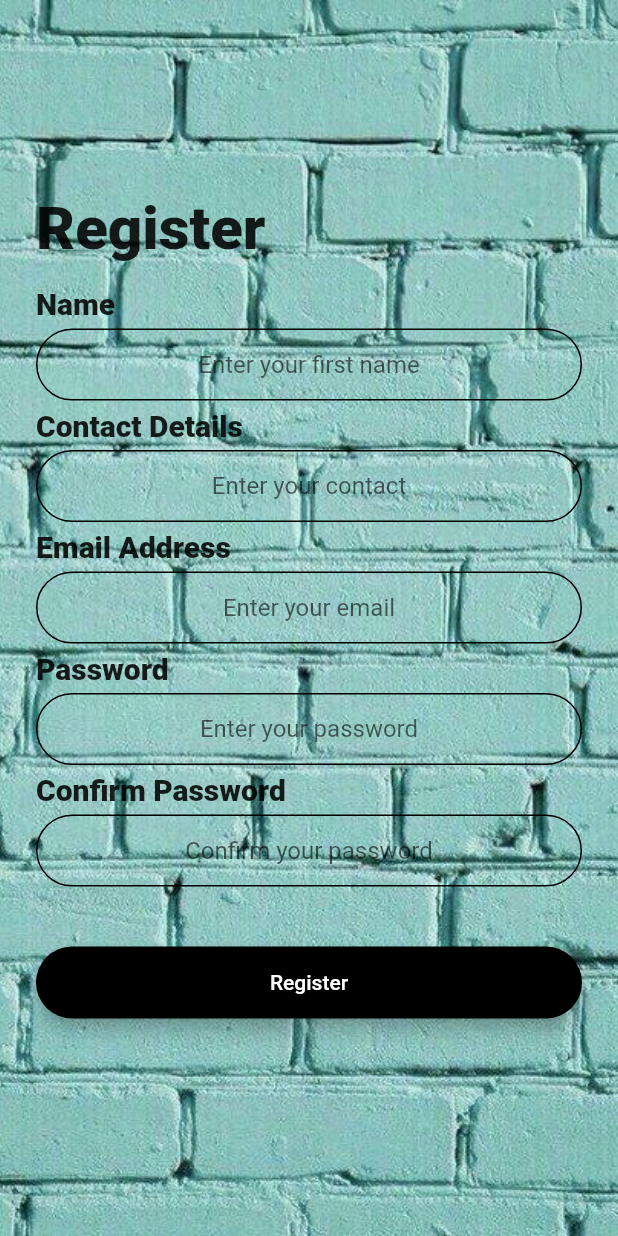
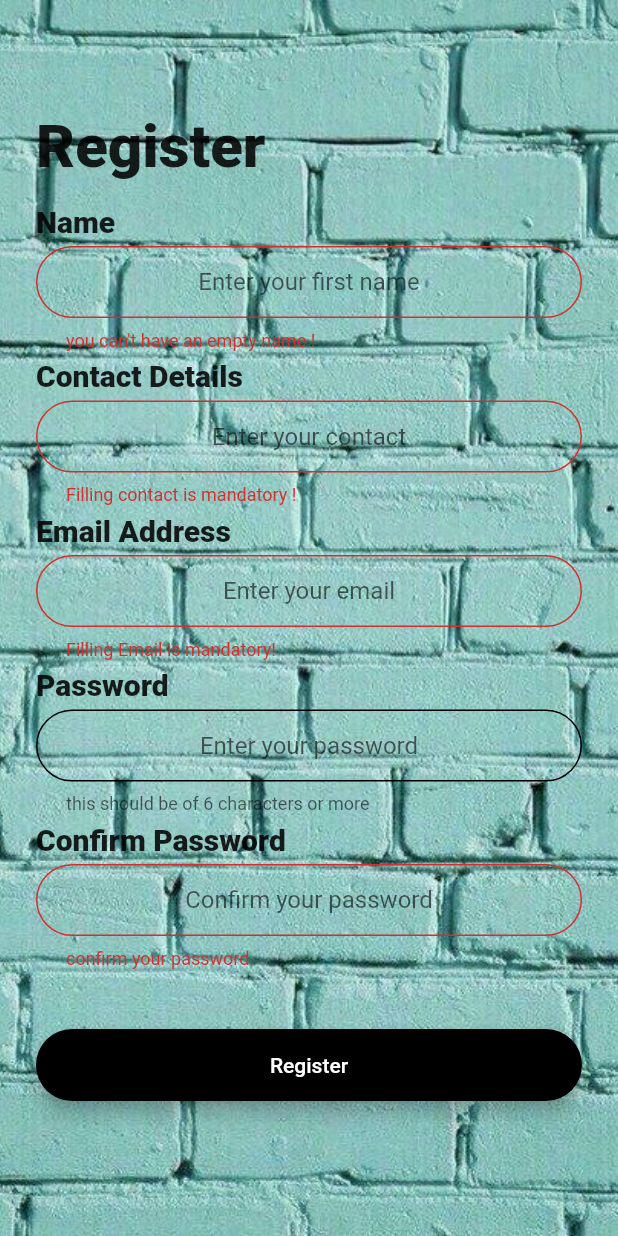
Before and after one commit to prernasemwal/sewer1, a Flutter app: the RegistrationScreen screen opened by its route, on a phone screen of 412 x 824 dp. Run offline on Flutter 3.47's test engine with Material 2 defaults, Android fonts, the phone set to English and light mode, and no system bars; our stand-ins replace firebase_auth, google_maps_flutter, modal_progress_hud; missing offline and left inert: catcher; accounts and stored records are empty.

Commit message:
new2 commit

```diff
--- a/sewer_appp/lib/home_screen.dart
+++ b/sewer_appp/lib/home_screen.dart
@@ -1,8 +1,11 @@
 import 'package:firebase_auth/firebase_auth.dart';
 import 'package:flutter/material.dart';
+import 'package:sewerappp/welcome_screen.dart';
 import 'components.dart';
 import 'rounded_button.dart';
 import 'package:sewerappp/maped_screen.dart';
+import 'login_screen.dart';
+import 'welcome_screen.dart';
 
 
 class HomeScreen extends StatefulWidget {
@@ -53,7 +56,7 @@ class _HomeScreenState extends State<HomeScreen> {
           child: AppBar(
 
             centerTitle: true,
-            title: Text('Swasthya'),
+            title: Text('Swatchta'),
             actions: <Widget>[
             ],
             backgroundColor: Colors.black,
@@ -70,7 +73,7 @@ class _HomeScreenState extends State<HomeScreen> {
                 color: Colors.black87,
               ),
               accountName: Text("prerna semwal"),
-              accountEmail: Text("email"),
+              accountEmail: Text(loggedInUser.email),
 //loggedInUser.email
               currentAccountPicture: CircleAvatar(
                 backgroundColor:
@@ -104,8 +107,10 @@ class _HomeScreenState extends State<HomeScreen> {
               title: Text('Log out', style: TextStyle(fontSize: 15.0,
                 color: Colors.black,),),
               onTap: () {
-                _auth.signOut();
-                Navigator.pop(context);
+                _auth.signOut();setState(() {
+                  Navigator.pop(context,WelcomeScreen.id);
+                });
+
               },
             ),
           ],
--- a/sewer_appp/lib/main.dart
+++ b/sewer_appp/lib/main.dart
@@ -49,7 +49,4 @@ class Sewer extends StatelessWidget {
       },
     );
   }
-  NotificationReportMode(){
-    print("profile configuration problem");
-  }
 }
--- a/sewer_appp/lib/registration_screen.dart
+++ b/sewer_appp/lib/registration_screen.dart
@@ -21,9 +21,13 @@ class _RegistrationScreenState extends State<RegistrationScreen> {
   String verificationId;
 String cpassword="";
   bool showSpinner=false;
+  final _formkey = GlobalKey<FormState>();
   @override
   Widget build(BuildContext context) {
-    return Container(
+    return Form(
+      key: _formkey,
+      autovalidate: true,
+      child: Container(
           decoration: BoxDecoration(
           image: DecorationImage(
           image: AssetImage("images/wall.jpg"), fit: BoxFit.cover)),
@@ -64,8 +68,14 @@ String cpassword="";
                   SizedBox(
                     height: 5.0,
                   ),
-                TextField(
+                  TextFormField(
                     textAlign: TextAlign.center,
+
+                      validator: (value){
+                        if(value.isEmpty){
+                          return "you can't have an empty name !";
+                        }
+                      },
                     onChanged: (value) {
                       name=value;
                       //Do something with the user input.
@@ -85,8 +95,17 @@ String cpassword="";
                   SizedBox(
                     height: 5.0,
                   ),
-                TextField(
+                  TextFormField(
                     textAlign: TextAlign.center,
+                    validator: (value){
+                      if(value.isEmpty){
+                        return "Filling contact is mandatory !";
+                      }
+                      else if(value.length<10)
+                        {
+                          return "Please enter  valid number";
+                        }
+                    },
                     onChanged: (value) {
                       setState((){this.contact=value;});
                       //Do something with the user input.
@@ -106,9 +125,14 @@ String cpassword="";
                   SizedBox(
                     height: 5.0,
                   ),
-                TextField(
+                  TextFormField(
                     keyboardType: TextInputType.emailAddress,
                     textAlign: TextAlign.center,
+                    validator: (value){
+                      if(value.isEmpty){
+                        return "Filling Email is mandatory!";
+                      }
+                    },
                     onChanged: (value) {
                       email=value;
                       //Do something with the user input.
@@ -128,14 +152,14 @@ String cpassword="";
                   SizedBox(
                     height: 5.0,
                   ),
-                TextField(
+                  TextFormField(
                     obscureText: true,
                     textAlign: TextAlign.center,
                     onChanged: (value) {
                       setState((){password=value;});
                       //Do something with the user input.
                     },
-                  decoration: kTextFileDecoration.copyWith(hintText: 'Enter your password'),
+                    decoration: kTextFileDecoration.copyWith(hintText: 'Enter your password',helperText:'this should be of 6 characters or more'),
                   ),
                   SizedBox(
                     height: 5.0,
@@ -150,9 +174,15 @@ String cpassword="";
                   SizedBox(
                     height: 5.0,
                   ),
-                TextField(
+                  TextFormField(
                     obscureText: true,
                     textAlign: TextAlign.center,
+                    validator: (val){
+                      if(val.isEmpty)
+                        return 'confirm your password';
+                      if(cpassword != password)
+                        return "Those passwords didn't match. Try again";
+                    },
                     onChanged: (value) {
                 cpassword=value;
                       //Do something with the user input.
@@ -164,9 +194,10 @@ String cpassword="";
                   ),
                   RoundedButton(title: 'Register',colour: Colors.black,onPressed:() async{
 //                print(email);
-//                print(password);
+//                print(passwor);
 //                print(name);
 //                print(contact);
+_formkey.currentState.save();
       setState(() {
 
         showSpinner=true;
@@ -178,9 +209,12 @@ String cpassword="";
 
       });
       //byy using async and await will be sure that the user is created and authenticated as a future value is obtained
-    if(newUser!=null)
+      if(_formkey.currentState.validate())
       {
       Navigator.pushNamed(context,HomeScreen.id);
+      }
+      else{
+        Scaffold.of(context).showSnackBar(SnackBar(content: Text("This is not valid")));
       }
       setState((){
       showSpinner=false;
@@ -195,6 +229,7 @@ String cpassword="";
             ),
           ),
         ),
+      ),
     );
   }
 }
```
Lines whose indentation alone changed are shown as unchanged.
